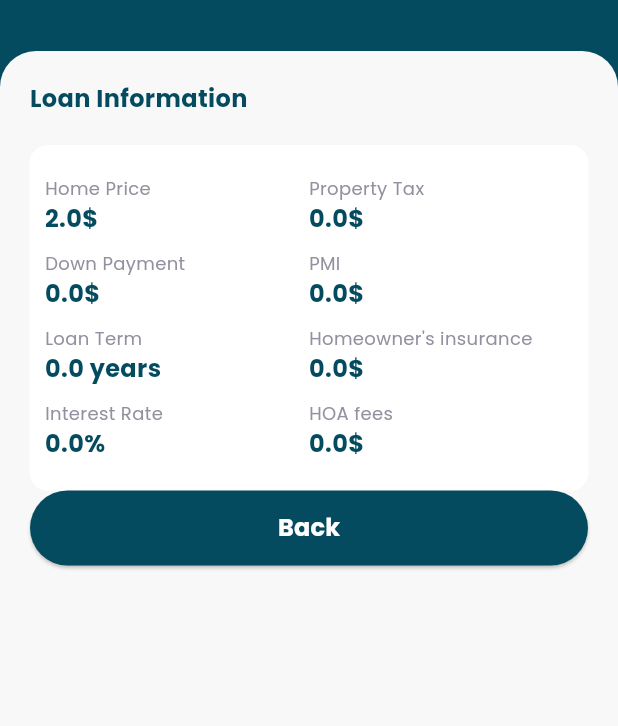
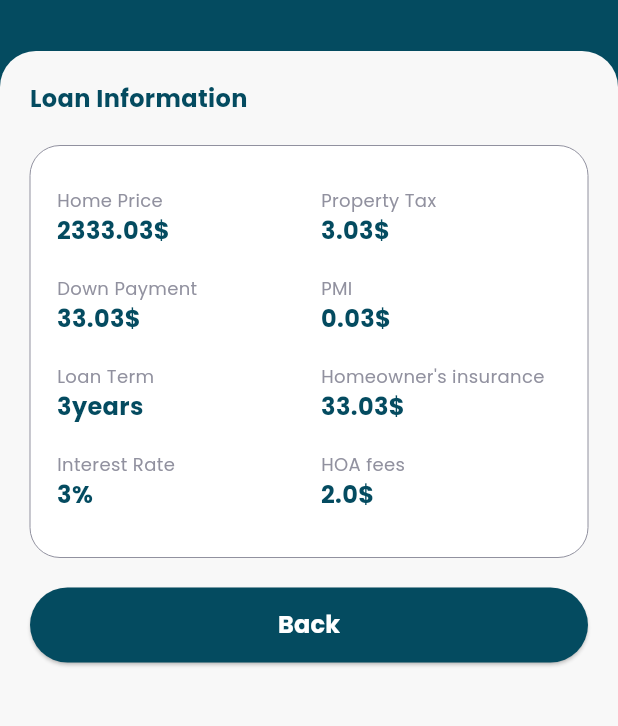
Before and after one commit to onyxtec-org/mortgage_calculator, a Flutter app: the CalculatorFormScreen screen opened directly, after a tap on "Calculate", on a phone screen of 412 x 824 dp, the part 54-780 px from its top. Run offline on Flutter 3.47's test engine with Material 3 defaults, Android fonts, the phone set to English and light mode, and no system bars; our stand-ins replace flutter_svg.

Commit message:
updated result view

```diff
--- a/lib/calculator_form_screen.dart
+++ b/lib/calculator_form_screen.dart
@@ -292,25 +292,22 @@ class _CalculatorFormScreenState extends State<CalculatorFormScreen> {
                           width: double.infinity,
                           child: Button(
                               onPressed: () {
+                                Map<String, dynamic> data = {
+                                  Constants.homePrice: '${2333.03}\$',
+                                  Constants.propertyTax: '${3.03}\$',
+                                  Constants.downPayment: '${33.03}\$',
+                                  Constants.pmi: '${0.03}\$',
+                                  Constants.loanTerm: '${3}years',
+                                  Constants.homeOwnerInsurance: '${33.03}\$',
+                                  Constants.interestRate: '${3}%',
+                                  Constants.hoaFees: '${2.00}\$',
+                                };
 
-
-                                LoanModel updatedModel = LoanModel(
-                                  id: model?.id,
-                                  howePrice: 2.0,
-                                  // Updated value
-                                  propertyTax: model?.propertyTax ?? 0.0,
-                                  downPayment: model?.downPayment ?? 0.0,
-                                  pmi: model?.pmi ?? 0.0,
-                                  loanTerm: model?.loanTerm ?? 0.0,
-                                  homeOwnerInsurance: model?.homeOwnerInsurance ?? 0.0,
-                                  interestRate: model?.interestRate ?? 0.0,
-                                  hoaFees: model?.hoaFees ?? 0.0,
-                                );
+                                LoanModel updatedModel = LoanModel(data: data);
                                 Navigator.push(
                                     context,
                                     MaterialPageRoute(
-                                        builder: (context) =>
-                                            ResultScreen(
+                                        builder: (context) => ResultScreen(
                                               loanModel: updatedModel,
                                             )));
                               },
--- a/lib/models/loan_model.dart
+++ b/lib/models/loan_model.dart
@@ -1,23 +1,9 @@
 class LoanModel {
   final int? id;
-  double howePrice;
-  double propertyTax;
-  double downPayment;
-  double pmi;
-  double loanTerm;
-  double homeOwnerInsurance;
-  double interestRate;
-  double hoaFees;
+  Map<String, dynamic> data;
 
   LoanModel({
     this.id,
-    required this.howePrice,
-    required this.propertyTax,
-    required this.downPayment,
-    required this.pmi,
-    required this.loanTerm,
-    required this.homeOwnerInsurance,
-    required this.interestRate,
-    required this.hoaFees,
+    required this.data,
   });
 }
--- a/lib/result_screen.dart
+++ b/lib/result_screen.dart
@@ -1,6 +1,5 @@
 import 'package:flutter/material.dart';
 import 'package:mortgage_calculator/common/widgets/background_container.dart';
-import 'package:mortgage_calculator/common/widgets/elevated_button.dart';
 import 'package:mortgage_calculator/common/widgets/normal_text_view.dart';
 import 'package:mortgage_calculator/common/widgets/title_text_view.dart';
 import 'package:mortgage_calculator/models/loan_model.dart';
@@ -8,6 +7,7 @@ import 'package:mortgage_calculator/models/loan_model.dart';
 import 'common/constants/constants.dart';
 import 'common/constants/icons_constant.dart';
 import 'common/constants/my_style.dart';
+import 'common/widgets/elevated_button.dart';
 import 'common/widgets/navigation_bar.dart';
 
 class ResultScreen extends StatefulWidget {
@@ -47,137 +47,74 @@ class _ResultScreenState extends State<ResultScreen> {
                     ),
                     color: MyStyle.backgroundColor,
                   ),
-                  child: SingleChildScrollView(
+                  child: CustomScrollView(
+                    slivers: [
+                      const SliverToBoxAdapter(
                         child: Column(
                           children: [
-                        const TitleTextView(
+                            TitleTextView(
                               text: Constants.loanInformation,
                               fontWeight: FontWeight.bold,
                             ),
-                        const SizedBox(height: MyStyle.twenty),
-                        BackgroundContainer(
+                            SizedBox(height: MyStyle.twenty),
+                          ],
+                        ),
+                      ),
+                      SliverToBoxAdapter(
+                        child: BackgroundContainer(
                           color: MyStyle.whiteColor,
-                          borderRadius: MyStyle.twelve,
-                          borderColor: MyStyle.whiteColor,
+                          borderRadius: MyStyle.twenty,
                           isBorder: false,
                           child: Padding(
                             padding: const EdgeInsets.symmetric(vertical: MyStyle.twenty, horizontal: MyStyle.ten),
+                            child: GridView.builder(
+                              gridDelegate: const SliverGridDelegateWithFixedCrossAxisCount(
+                                crossAxisCount: 2,
+                                childAspectRatio: 3.0, // Adjust this value if needed
+                              ),
+                              itemCount: widget.loanModel?.data.length ?? 0,
+                              shrinkWrap: true,
+                              // Allows GridView to take only the needed space
+                              physics: const NeverScrollableScrollPhysics(),
+                              // Prevents internal scrolling
+                              itemBuilder: (context, index) {
+                                // Get the entry from the map
+                                var key = widget.loanModel?.data.keys.elementAt(index);
+                                var value = widget.loanModel?.data[key];
+                                return Padding(
+                                  padding: const EdgeInsets.all(8.0),
                                   child: Column(
-                              children: [
-                                Row(
-                                  children: [
-                                    Expanded(
-                                        child: Column(
-                                      children: [
-                                        const NormalTextView(text: Constants.homePrice, color: MyStyle.grayColor, fontSize: MyStyle.twelve),
-                                        TitleTextView(
-                                          text: '${widget.loanModel?.howePrice}\$',
-                                          fontWeight: FontWeight.bold,
-                                        )
-                                      ],
-                                    )),
-                                    Expanded(
-                                        child: Column(
-                                      children: [
-                                        NormalTextView(text: Constants.propertyTax, color: MyStyle.grayColor, fontSize: MyStyle.twelve),
-                                        TitleTextView(
-                                          text: '${widget.loanModel?.propertyTax}\$',
-                                          fontWeight: FontWeight.bold,
-                                        )
-                                      ],
-                                    ))
-                                  ],
-                                ),
-                                SizedBox(height: MyStyle.ten),
-                                Row(
-                                  children: [
-                                    Expanded(
-                                        child: Column(
-                                      children: [
-                                        NormalTextView(text: Constants.downPayment, color: MyStyle.grayColor, fontSize: MyStyle.twelve),
-                                        TitleTextView(
-                                          text: '${widget.loanModel?.downPayment}\$',
-                                          fontWeight: FontWeight.bold,
-                                        )
-                                      ],
-                                    )),
-                                    Expanded(
-                                        child: Column(
-                                      children: [
-                                        NormalTextView(text: Constants.pmi, color: MyStyle.grayColor, fontSize: MyStyle.twelve),
-                                        TitleTextView(
-                                          text: '${widget.loanModel?.pmi}\$',
-                                          fontWeight: FontWeight.bold,
-                                        )
-                                      ],
-                                    ))
-                                  ],
-                                ),
-                                SizedBox(height: MyStyle.ten),
-                                Row(
-                                  children: [
-                                    Expanded(
-                                        child: Column(
-                                      children: [
-                                        NormalTextView(text: Constants.loanTerm, color: MyStyle.grayColor, fontSize: MyStyle.twelve),
-                                        TitleTextView(
-                                          text: '${widget.loanModel?.loanTerm} years',
-                                          fontWeight: FontWeight.bold,
-                                        )
-                                      ],
-                                    )),
-                                    Expanded(
-                                        child: Column(
+                                    crossAxisAlignment: CrossAxisAlignment.start,
                                     children: [
                                       NormalTextView(
-                                            text: Constants.homeOwnerInsurance, color: MyStyle.grayColor, fontSize: MyStyle.twelve),
+                                        text: key ?? '',
+                                        color: MyStyle.grayColor,
+                                        fontSize: MyStyle.twelve,
+                                      ),
                                       TitleTextView(
-                                          text: '${widget.loanModel?.homeOwnerInsurance}\$',
+                                        text: value,
                                         fontWeight: FontWeight.bold,
-                                        )
-                                      ],
-                                    ))
-                                  ],
-                                ),
-                                SizedBox(height: MyStyle.ten),
-                                Row(
-                                  children: [
-                                    Expanded(
-                                        child: Column(
-                                      children: [
-                                        NormalTextView(text: Constants.interestRate, color: MyStyle.grayColor, fontSize: MyStyle.twelve),
-                                        TitleTextView(
-                                          text: '${widget.loanModel?.interestRate}%',
-                                          fontWeight: FontWeight.bold,
-                                        )
-                                      ],
-                                    )),
-                                    Expanded(
-                                        child: Column(
-                                      children: [
-                                        NormalTextView(text: Constants.hoaFees, color: MyStyle.grayColor, fontSize: MyStyle.twelve),
-                                        TitleTextView(
-                                          text: '${widget.loanModel?.hoaFees}\$',
-                                          fontWeight: FontWeight.bold,
-                                        )
-                                      ],
-                                    ))
-                                  ],
                                       ),
                                     ],
                                   ),
+                                );
+                              },
                             ),
                           ),
-
-                        /* Back button */
-                        SizedBox(
+                        ),
+                      ),
+                      SliverToBoxAdapter(
+                        child: Container(
                           width: double.infinity,
-                          child: Button(onPressed: () {
+                          margin: const EdgeInsets.only(top: MyStyle.twenty),
+                          child: Button(
+                              onPressed: () {
                                 Navigator.pop(context);
-                          }, text: 'Back'),
-                        )
+                              },
+                              text: 'Back'),
+                        ),
+                      ),
                     ],
-                    ),
                   ),
                 ),
               ),
--- a/pubspec.yaml
+++ b/pubspec.yaml
@@ -37,6 +37,7 @@ dependencies:
   cupertino_icons: ^1.0.6
   fluttertoast: ^8.2.8
   flutter_svg: ^2.0.10+1
+  flutter_staggered_grid_view: ^0.7.0
 
 dev_dependencies:
   flutter_test:
```
Also changed, not shown: pubspec.lock. Lines whose indentation alone changed are shown as unchanged.
